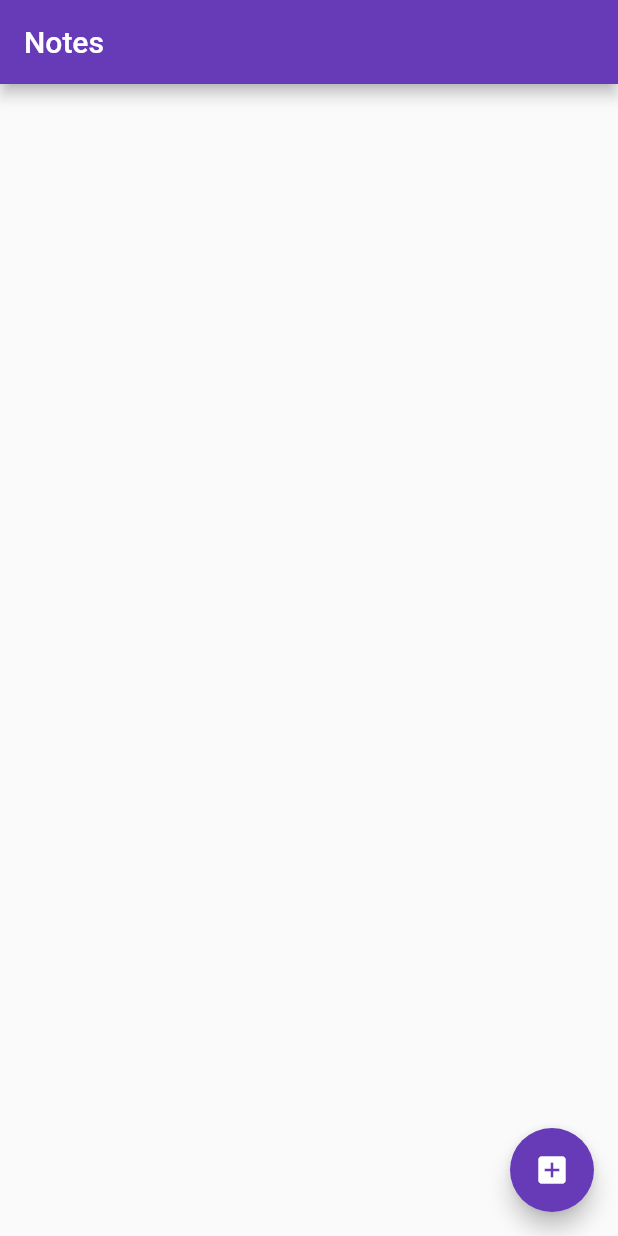
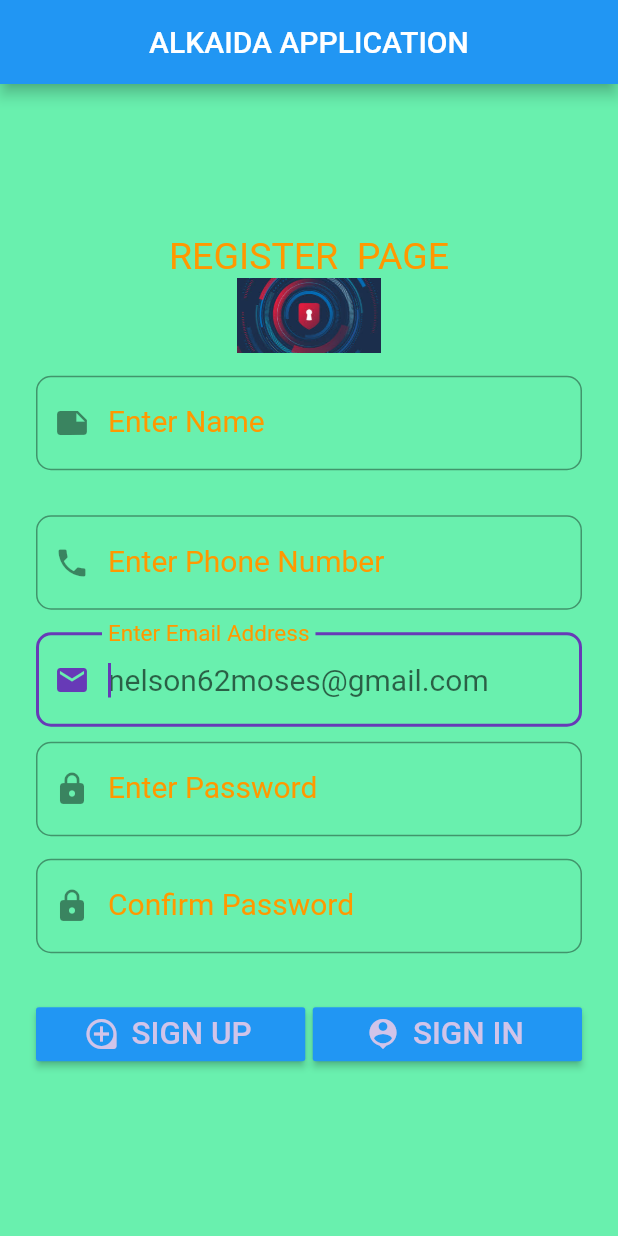
Before and after one commit to NELSON1994/NoteKeeper, a Flutter app: the screen it shows after launch, on a phone screen of 412 x 824 dp. Run offline on Flutter 3.47's test engine with Material 2 defaults, Android fonts, the phone set to English and light mode, and no system bars; our stand-ins replace sqflite; accounts and stored records are empty.

Commit message:
new commits

```diff
--- a/lib/main.dart
+++ b/lib/main.dart
@@ -1,4 +1,5 @@
 import 'package:flutter/material.dart';
+import 'package:flutter_app2/screens/register.dart';
 import 'package:flutter_app2/screens/note_detail.dart';
 import 'package:flutter_app2/screens/note_list.dart';
 
@@ -14,7 +15,7 @@ class MyApp extends StatelessWidget {
       theme: ThemeData(
         primarySwatch: Colors.deepPurple
       ),
-      home: NoteList(),
+      home: LoginPage(),
      // home:NoteDetail(),
     );
   }
--- a/lib/screens/note_detail.dart
+++ b/lib/screens/note_detail.dart
@@ -1,5 +1,8 @@
 import 'package:flutter/material.dart';
-
+import 'dart:async';
+import 'package:sqflite/sqflite.dart';
+import 'package:flutter_app2/models/note.dart';
+import 'package:flutter_app2/utils/database_helper.dart';
 class NoteDetail extends StatefulWidget {
   String appBarTitle;
 
--- a/lib/screens/note_list.dart
+++ b/lib/screens/note_list.dart
@@ -1,23 +1,30 @@
 import 'package:flutter/material.dart';
-
+import 'dart:async';
+import 'package:sqflite/sqflite.dart';
+import 'package:flutter_app2/models/note.dart';
+import 'package:flutter_app2/utils/database_helper.dart';
 import 'note_detail.dart';
 
 class NoteList extends StatefulWidget{
+
+int count = 0;
   @override
   State<StatefulWidget> createState() {
     // TODO: implement createState
     return NoteListState();
   }
+}
+class NoteListState extends State<NoteList> {
+  DatabaseHelper databaseHelper = DatabaseHelper();
+  List<Note> noteList;
+  int count = 0;
 
-
-
-}
-
-class NoteListState extends State<NoteList> {
-  int count = 0;
+  get position => null;
   @override
   Widget build(BuildContext context) {
-    // TODO: implement build
+    if(noteList == null){
+      noteList = List<Note>();
+    }
     return Scaffold(
           appBar: AppBar(
             title: Text(
@@ -40,6 +47,7 @@ class NoteListState extends State<NoteList> {
 
       ),
 
+
     );
   }
 
@@ -48,21 +56,31 @@ class NoteListState extends State<NoteList> {
 TextStyle textStyle = Theme.of(context).textTheme.subhead;
 return ListView.builder(
   itemCount: count,
+
     itemBuilder: (BuildContext context , int podition){
     return Card(
       color: Colors.white,
       elevation: 2.0,
       child: ListTile(
         leading: CircleAvatar(
-          backgroundColor: Colors.yellow,
-          child: Icon(Icons.keyboard_arrow_right),
+          backgroundColor: getPriorityColor(this.noteList[position].priority),
+          child: getPriorityIcon(this.noteList[position].priority),
 
         ),
         title: Text("Dummy Title",
         //style: titleStyle,
         ),
-        subtitle: Text("Dummy Subtitle"),
-        trailing: Icon(Icons.delete, color:Colors.grey,),
+        //subtitle: Text("Dummy Subtitle"),
+        subtitle: Text(this.noteList[position].date),
+        // you cannot implement an action on an icon so we use gesture dector
+
+        trailing: GestureDetector(
+          child:    Icon(Icons.delete, color:Colors.grey,),
+          onTap: (){
+            delete(context , noteList[podition]);
+          },
+        ),
+
       onTap: (){
           debugPrint("This is tapped");
 
@@ -77,16 +95,62 @@ return ListView.builder(
 
     }
 );
+  }
+  // return the priority color
+  Color getPriorityColor(int priority){
+switch(priority){
+  case 1:
+    return Colors.red;
+  break;
 
+  case 2:
+    return Colors.yellow;
+  break;
+
+  default:
+    return Colors.yellow;
+}
   }
-void navigateToDetail(String title){
+  // return the priority icon
+  Icon getPriorityIcon(int priority){
+    switch(priority){
+      case 1:
+        return Icon(Icons.play_arrow);
+      break;
+
+      case 2:
+        return Icon(Icons.keyboard_arrow_right);
+      break;
+
+      default:
+        return Icon(Icons.keyboard_arrow_right);
+    }
+  }
+
+  // delete function on note
+void delete(BuildContext context, Note note) async {
+
+    int result =await databaseHelper.deleteNote(note.id);
+    if(result != 0){
+      _showSnackBar(context,'Note deleted Succesfully');
+      // after deletion, update the listview
+
+    }
+}
+//showing the snackbar with a message
+void _showSnackBar(BuildContext context, String message){
+
+    final snackBar = SnackBar(content: Text(message));
+    Scaffold.of(context).showSnackBar(snackBar);
+}
+
+  void navigateToDetail(String title){
 
   Navigator.push(context, MaterialPageRoute(builder:(context){
 
     return NoteDetail(title);
   } ));
 }
-
 //  void navigateToDetail(){
 //
 //    Navigator.push(context, MaterialPageRoute(builder:(context){
@@ -94,4 +158,14 @@ void navigateToDetail(String title){
 //      return NoteDetail();
 //    } ));
 //  }
+
+// get map list from the database
+
+  Future<List<Note>> getNoteList() async{
+    var noteMapList = await getNoteMapList(); // get Map List
+
+
+  }
+
+  getNoteMapList() {}
 }
--- /dev/null
+++ b/lib/screens/register.dart
@@ -0,0 +1,304 @@
+import 'package:flutter/material.dart';
+
+import 'note_detail.dart';
+
+class LoginPage extends StatelessWidget {
+  final _pinCodeController = TextEditingController();
+  final emailController = TextEditingController();
+  final nameController = TextEditingController();
+  final conController = TextEditingController();
+  final phoneController = TextEditingController();
+
+  BuildContext get context => null;
+
+  @override
+  Widget build(BuildContext context) {
+    final logo = Image.asset('assets/images/login.jpg',
+      width: 600.0,height: 50.0,);
+//    CircleAvatar(
+//      backgroundColor: Colors.white,
+//      child: Image.asset('assets/images/login.jpg',
+//      width: 600.0,height: 50.0,),
+//    );
+
+    final pinCode = TextFormField(
+      controller: _pinCodeController,
+      keyboardType: TextInputType.phone,
+     // maxLength: 4,
+      obscureText: true, //for hiding text to invisible(for Passwords)
+      maxLines: 1,
+      autocorrect: false,
+      autofocus: true,
+
+      style: TextStyle(
+        color: Colors.deepOrange,
+        fontSize: 20.0,
+      ),
+      onChanged: (value) {
+        debugPrint("Textfield here");
+      },
+      decoration: InputDecoration(
+          prefixIcon: Icon(
+            Icons.lock,
+          ),
+          labelStyle: TextStyle(
+            color: Colors.orange,
+          ),
+          labelText: 'Enter Password',
+          border: OutlineInputBorder(
+              borderRadius: BorderRadius.circular(10.0)
+          )
+      ),
+    );
+    final nameInput = Padding(
+      padding: EdgeInsets.only(top: 15.0, bottom: 15.0),
+      child: TextField(
+        cursorColor: Colors.deepOrange,
+        controller: nameController,
+        maxLines: 1,
+        readOnly: false,
+        //initialValue: 'Nelson Moses Otieno',
+       // maxLength: 30,
+
+        keyboardType: TextInputType.text,
+        style: TextStyle(
+          color: Colors.deepOrange,
+          fontSize: 20.0,
+        ),
+        onChanged: (value) {
+          debugPrint("Textfield here");
+        },
+        decoration: InputDecoration(
+         // prefixText: 'Ne',
+            prefixIcon: Icon(
+              Icons.note,
+            ),
+            hintText: 'Crainneillar Fambler',
+            labelStyle: TextStyle(
+              color: Colors.orange,
+            ),
+            labelText: 'Enter Name',
+            border: OutlineInputBorder(
+                borderRadius: BorderRadius.circular(10.0)
+            )
+        ),
+      ),
+    );
+
+    final phoneInput = Padding(
+      padding: EdgeInsets.only(top: 15.0, bottom: 15.0),
+      child: TextField(
+        cursorColor: Colors.deepOrange,
+        controller: phoneController,
+        maxLines: 1,
+        readOnly: false,
+        //initialValue: 'Nelson Moses Otieno',
+        // maxLength: 30,
+
+        keyboardType: TextInputType.number,
+        style: TextStyle(
+          color: Colors.deepOrange,
+          fontSize: 20.0,
+        ),
+        onChanged: (value) {
+          debugPrint("Textfield here");
+        },
+        decoration: InputDecoration(
+            prefixIcon: Icon(
+              Icons.phone,
+            ),
+           prefixText: '+254',
+            labelStyle: TextStyle(
+              color: Colors.orange,
+            ),
+            hintText: '718826344',
+            labelText: 'Enter Phone Number',
+            border: OutlineInputBorder(
+                borderRadius: BorderRadius.circular(10.0)
+            )
+        ),
+      ),
+    );
+    final conInput = Padding(
+      padding: EdgeInsets.only(top: 15.0, bottom: 15.0),
+      child: TextField(
+        cursorColor: Colors.deepOrange,
+        controller: conController,
+        obscureText: true, //for hiding text to invisible(for Passwords)
+        maxLines: 1,
+        // maxLength: 30,
+
+        keyboardType: TextInputType.visiblePassword,
+        style: TextStyle(
+          color: Colors.deepOrange,
+          fontSize: 20.0,
+        ),
+        onChanged: (value) {
+          debugPrint("Textfield here");
+        },
+        decoration: InputDecoration(
+            prefixIcon: Icon(
+              Icons.lock,
+            ),
+            labelStyle: TextStyle(
+              color: Colors.orange,
+            ),
+            labelText: 'Confirm Password',
+            border: OutlineInputBorder(
+                borderRadius: BorderRadius.circular(10.0)
+            )
+        ),
+      ),
+    );
+    final emailInput = TextFormField(
+      controller: emailController,
+      keyboardType: TextInputType.emailAddress,
+     // maxLength: 100,// maximum no of element in the field
+      maxLines: 1,//maximum no of lines
+      autocorrect: false,//no autocorrect allowed
+      autofocus: true,
+      style: TextStyle(
+        color: Colors.deepOrange,
+        fontSize: 20.0,
+      ),
+      onChanged: (value) {
+        debugPrint("Textfield here");
+      },
+      decoration: InputDecoration(
+          labelStyle: TextStyle(
+            color: Colors.orange,
+          ),
+          prefixIcon: Icon(
+            Icons.email,
+          ),
+          hintText: 'nelson62moses@gmail.com',
+          labelText: 'Enter Email Address',
+          border: OutlineInputBorder(
+              borderRadius: BorderRadius.circular(10.0)
+          )
+      ),
+    );
+
+    final loginButton = Padding(
+        padding: EdgeInsets.symmetric(vertical: 16.0),
+        child: RaisedButton(
+          shape: RoundedRectangleBorder(
+            borderRadius: BorderRadius.circular(24.0),
+          ),
+          onPressed: () {
+            navigateToDetail('');
+          },
+          padding: EdgeInsets.all(12.0),
+          color: Colors.white,
+          child: Text(
+            'SIGN UP',
+            style: TextStyle(color: Colors.deepOrange),
+          ),
+        ));
+
+    final buttons = Padding(
+      padding: EdgeInsets.only(top: 15.0, bottom: 15.0),
+      child: Row(
+        children: <Widget>[
+          Expanded(
+            child: RaisedButton.icon(
+
+              onPressed: (){
+                debugPrint("Raised Button here");
+              },
+              icon: Icon(
+                Icons.loupe
+              ),
+              // color: Colors.deepPurple,
+             // color:Theme.of(context).primaryColorDark,
+              color: Colors.blue,
+              textColor: Theme.of(context).primaryColorLight,
+
+              label: Text(
+                'SIGN UP',
+                textScaleFactor: 1.5,
+              ),
+            ),
+          ),
+          Container(
+            width: 5.0,
+          ),
+          Expanded(
+            child: RaisedButton.icon(
+              onPressed: (){
+                debugPrint("Raised Button here");
+              },
+              // color: Colors.deepPurple,
+              //color:Theme.of(context).primaryColorDark,
+              color: Colors.blue,
+              textColor: Theme.of(context).primaryColorLight,
+              label: Text(
+                'SIGN IN',
+                textScaleFactor: 1.5,
+              ),
+              icon: Icon(
+                Icons.person_pin
+              ),
+            ),
+          )
+        ],
+      ),
+    );
+    // TODO: implement build
+    return Scaffold(
+      appBar: AppBar(
+        title: Text(
+          "ALKAIDA APPLICATION",
+          style: TextStyle(
+          ),
+        ),
+        backgroundColor: Colors.blue,
+        centerTitle: true,
+      ),
+      backgroundColor: Colors.greenAccent,
+      body: Center(
+        child: ListView(
+          shrinkWrap: true,
+          padding: EdgeInsets.only(left: 24.0, right: 24.0),
+          children: <Widget>[
+            Padding(
+              padding: EdgeInsets.only(top: 5.0,),
+              child: Text(
+                'REGISTER  PAGE',
+                textAlign: TextAlign.center,
+                style: TextStyle(
+                  fontSize: 25.0,
+                  color: Colors.orange,
+                ),
+              ),
+            ),
+            Container(
+              width: 5.0,
+            ),
+            logo,
+
+            nameInput,
+            phoneInput,
+            emailInput,
+            Container(
+              height: 10.0,
+            ),
+            pinCode,
+            conInput,
+            //loginButton
+            buttons
+
+          ],
+        ),
+      ),
+    );
+  }
+
+  void navigateToDetail(String title){
+
+    Navigator.push(context, MaterialPageRoute(builder:(context){
+
+      return NoteDetail(title);
+    } ));
+  }
+}
--- a/lib/utils/database_helper.dart
+++ b/lib/utils/database_helper.dart
@@ -9,7 +9,7 @@ class DatabaseHelper {
 
   static Database _database; //singleton Database
 
-//table table
+//table name
   String noteTable = 'note_table';
 
   //table columns
--- a/pubspec.yaml
+++ b/pubspec.yaml
@@ -44,8 +44,8 @@ flutter:
   uses-material-design: true
 
   # To add assets to your application, add an assets section, like this:
-  # assets:
-  #  - images/a_dot_burr.jpeg
+  assets:
+     - assets/images/login.jpg
   #  - images/a_dot_ham.jpeg
 
   # An image asset can refer to one or more resolution-specific "variants", see
```
Also changed, not shown: assets/images/login.jpg (added), lib/screens/loginn.dart (added).
